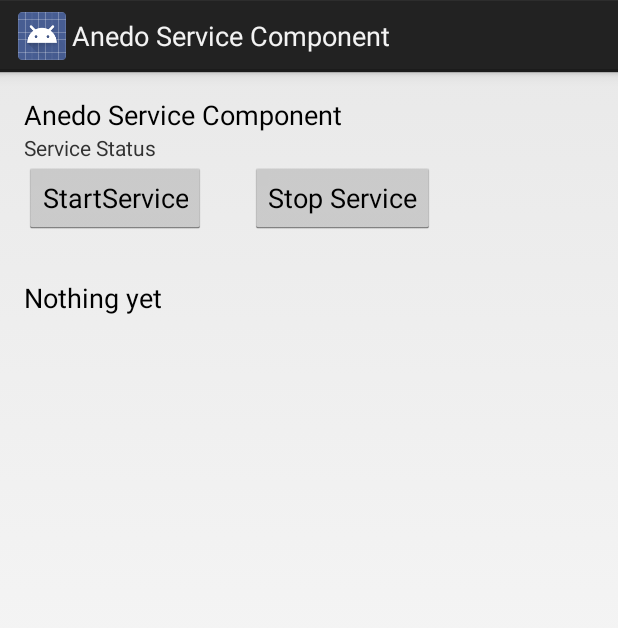
After one commit to derMani/AndroidSocketExample, an Android app: the layout activity_anedo_service_component.xml on its own in the app's theme, with its tools: preview values and no code run, on a phone screen of 412 x 824 dp. The commit adds this screen. Shown: the top 628 px of the screen. Run offline under Robolectric (Android 15) with nearby library versions, the phone set to English and light mode, and no system bars.

Commit message:
Combined Service and Socket Example!

```diff
--- a/app/build.gradle
+++ b/app/build.gradle
@@ -5,7 +5,7 @@ android {
     buildToolsVersion "20.0.0"
 
     defaultConfig {
-        applicationId "examples.rlfbeh.de.mysocketexample"
+        applicationId "examples.rlfbeh.de.AndroidSocketExample"
         minSdkVersion 18
         targetSdkVersion 20
         versionCode 1
@@ -21,4 +21,6 @@ android {
 
 dependencies {
     compile fileTree(dir: 'libs', include: ['*.jar'])
+    compile "com.android.support:support-v4:18.0.+"
+
 }
--- /dev/null
+++ b/app/src/main/res/layout/activity_anedo_service_component.xml
@@ -0,0 +1,58 @@
+<RelativeLayout xmlns:android="http://schemas.android.com/apk/res/android"
+                xmlns:tools="http://schemas.android.com/tools"
+                android:layout_width="match_parent"
+                android:layout_height="match_parent"
+                android:paddingLeft="@dimen/activity_horizontal_margin"
+                android:paddingRight="@dimen/activity_horizontal_margin"
+                android:paddingTop="@dimen/activity_vertical_margin"
+                android:paddingBottom="@dimen/activity_vertical_margin"
+                tools:context=".AnedoServiceActivity"
+    >
+
+    <TextView
+        android:layout_width="wrap_content"
+        android:layout_height="wrap_content"
+        android:textAppearance="?android:attr/textAppearanceMedium"
+        android:text="Anedo Service Component"
+        android:id="@+id/textView_asc_title"
+        android:layout_alignParentTop="true"/>
+
+    <TextView
+        android:layout_width="wrap_content"
+        android:layout_height="wrap_content"
+        android:text="Service Status"
+        android:id="@+id/textView_asc_serviceStatus"
+        android:layout_below="@+id/textView_asc_title"
+        android:layout_alignParentStart="true"/>
+
+    <Button
+        android:layout_width="wrap_content"
+        android:layout_height="wrap_content"
+        android:text="StartService"
+        android:id="@+id/button_startService"
+        android:layout_below="@+id/textView_asc_serviceStatus"
+        android:layout_alignParentStart="true"/>
+
+    <Button
+        android:layout_width="wrap_content"
+        android:layout_height="wrap_content"
+        android:text="Stop Service"
+        android:id="@+id/buttonbuttton_stop_service"
+        android:layout_toEndOf="@+id/button_startService"
+        android:layout_alignTop="@+id/button_startService"
+        android:layout_marginLeft="29dp"/>
+
+
+    <TextView
+        android:layout_width="wrap_content"
+        android:layout_height="wrap_content"
+        android:textAppearance="?android:attr/textAppearanceMedium"
+        android:text="Nothing yet"
+        android:id="@+id/textView_log"
+        android:layout_toEndOf="@+id/button_startService"
+        android:layout_marginTop="30dp"
+        android:layout_below="@+id/button_startService"
+        android:layout_alignParentStart="true"
+        android:layout_alignParentEnd="true"/>
+
+</RelativeLayout>
--- a/app/src/main/res/menu/my_socket_starter.xml
+++ b/app/src/main/res/menu/anedo_service_component.xml
@@ -1,6 +1,6 @@
 <menu xmlns:android="http://schemas.android.com/apk/res/android"
     xmlns:tools="http://schemas.android.com/tools"
-    tools:context=".MySocketStarter" >
+    tools:context="de.hsos.sawida.asc.AnedoServiceActivity" >
     <item android:id="@+id/action_settings"
         android:title="@string/action_settings"
         android:orderInCategory="100"
--- a/app/src/main/res/values/strings.xml
+++ b/app/src/main/res/values/strings.xml
@@ -1,8 +1,9 @@
 <?xml version="1.0" encoding="utf-8"?>
 <resources>
 
-    <string name="app_name">AndroidSocketExample</string>
+    <string name="app_name">Anedo Service Component</string>
     <string name="hello_world">Hello world!</string>
     <string name="action_settings">Settings</string>
+    <string name="title_activity_anedo_service_component">Anedo Service Component</string>
 
 </resources>
```
Also changed, not shown: app/src/main/AndroidManifest.xml (+9 -4 lines), app/src/main/java/de/hsos/sawida/asc/AnedoServiceActivity.java (added, +161 -0 lines), app/src/main/java/de/hsos/sawida/asc/AnedoServiceComponent.java (added, +148 -0 lines), app/src/main/java/examples/rlfbeh/de/mysocketexample/MySocketStarter.java (deleted, +0 -133 lines), app/src/main/res/layout/activity_my_socket_starter.xml (deleted, +0 -19 lines), app/src/main/aidl/examples/rlfbeh/de/mysocketexample/IRemoteService.aidl (added), 1 other file.
